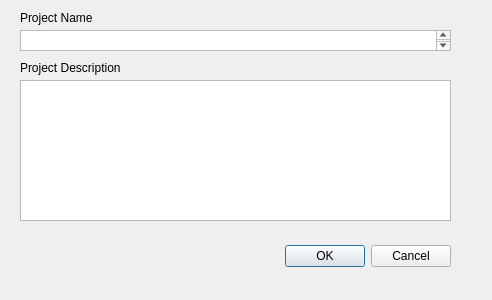
Qt form newProject.ui (maurygrin/Software-Project-Team9) before a commit.
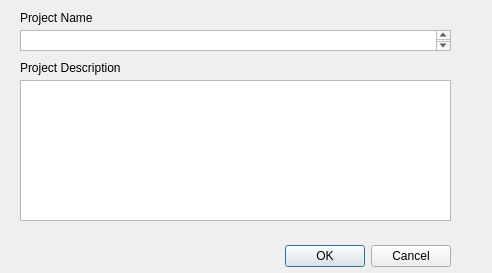
The same form after that commit.

The edit to the form file:
```diff
--- a/newProject.ui
+++ b/newProject.ui
@@ -7,7 +7,7 @@
     <x>0</x>
     <y>0</y>
     <width>492</width>
-    <height>300</height>
+    <height>273</height>
    </rect>
   </property>
   <property name="windowTitle">
```
